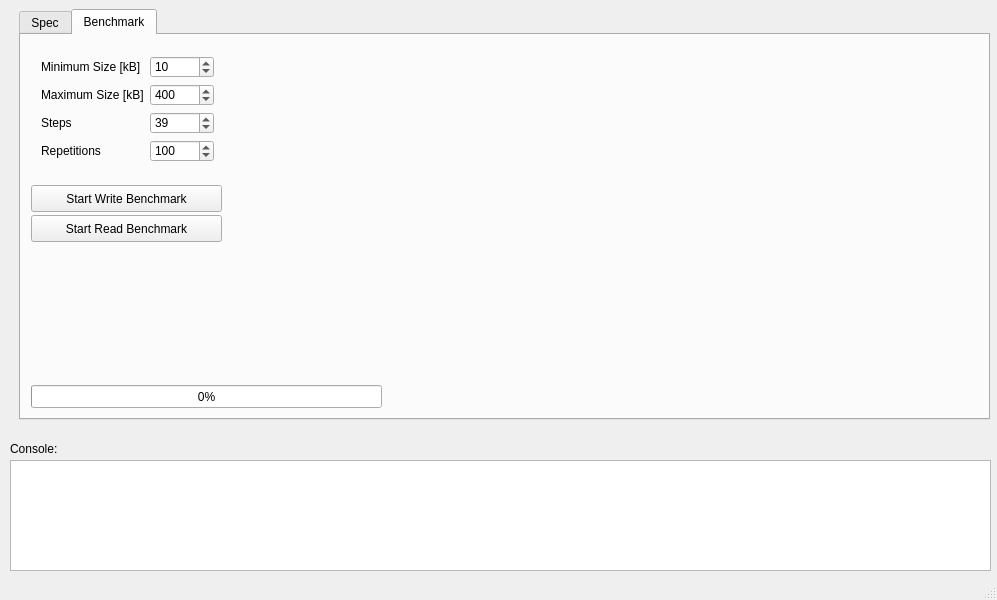
Qt form gui/YarrGui/yarrgui.ui (Yarr/Yarr) before a commit.
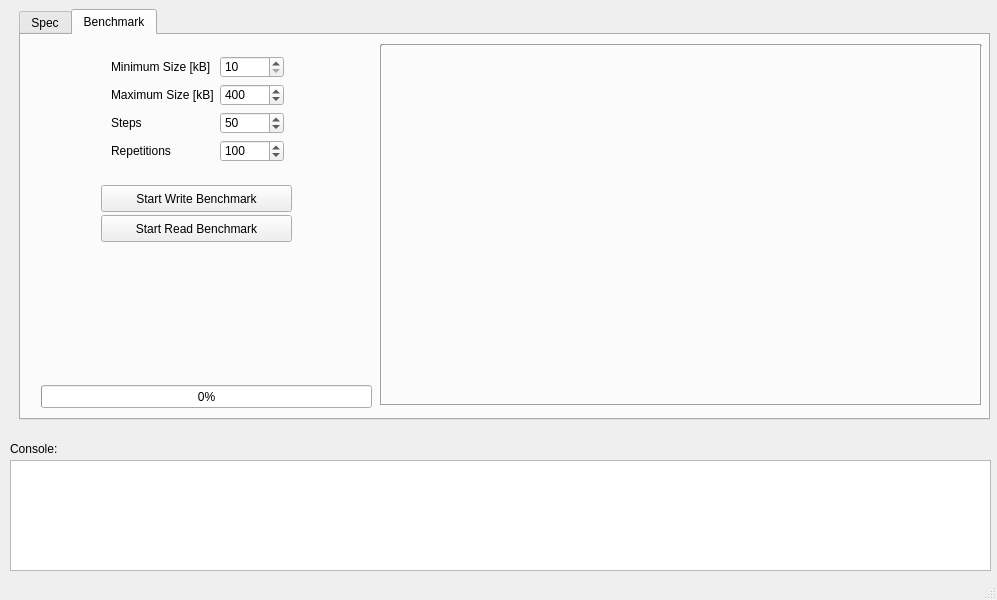
The same form after that commit. Custom widgets are drawn as their Qt base class.

Commit message: Finalizing look of benchmark. Functionality looks good.

Diff of the .ui file:
```diff
--- a/gui/YarrGui/yarrgui.ui
+++ b/gui/YarrGui/yarrgui.ui
@@ -202,7 +202,7 @@
      <widget class="QWidget" name="layoutWidget">
       <property name="geometry">
        <rect>
-        <x>9</x>
+        <x>79</x>
         <y>10</y>
         <width>195</width>
         <height>128</height>
@@ -239,7 +239,7 @@
           <number>1000</number>
          </property>
          <property name="value">
-          <number>39</number>
+          <number>50</number>
          </property>
         </widget>
        </item>
@@ -266,7 +266,7 @@
        <item row="0" column="1">
         <widget class="QSpinBox" name="minSize_spinBox">
          <property name="minimum">
-          <number>1</number>
+          <number>10</number>
          </property>
          <property name="maximum">
           <number>450</number>
@@ -274,15 +274,12 @@
          <property name="value">
           <number>10</number>
          </property>
-         <property name="displayIntegerBase">
-          <number>10</number>
-         </property>
         </widget>
        </item>
        <item row="1" column="1">
         <widget class="QSpinBox" name="maxSize_spinBox">
          <property name="minimum">
-          <number>1</number>
+          <number>10</number>
          </property>
          <property name="maximum">
           <number>450</number>
@@ -297,7 +294,7 @@
      <widget class="QPushButton" name="startWrite_button">
       <property name="geometry">
        <rect>
-        <x>10</x>
+        <x>80</x>
         <y>150</y>
         <width>191</width>
         <height>27</height>
@@ -310,9 +307,9 @@
      <widget class="QProgressBar" name="benchmark_progressBar">
       <property name="geometry">
        <rect>
-        <x>10</x>
+        <x>20</x>
         <y>350</y>
-        <width>351</width>
+        <width>331</width>
         <height>23</height>
        </rect>
       </property>
@@ -323,7 +320,7 @@
      <widget class="QPushButton" name="pushButton">
       <property name="geometry">
        <rect>
-        <x>10</x>
+        <x>80</x>
         <y>180</y>
         <width>191</width>
         <height>27</height>
@@ -333,6 +330,70 @@
        <string>Start Read Benchmark</string>
       </property>
      </widget>
+     <widget class="Line" name="plotFrame_line3">
+      <property name="geometry">
+       <rect>
+        <x>360</x>
+        <y>0</y>
+        <width>600</width>
+        <height>20</height>
+       </rect>
+      </property>
+      <property name="orientation">
+       <enum>Qt::Horizontal</enum>
+      </property>
+     </widget>
+     <widget class="Line" name="plotFrame_line2">
+      <property name="geometry">
+       <rect>
+        <x>350</x>
+        <y>10</y>
+        <width>21</width>
+        <height>360</height>
+       </rect>
+      </property>
+      <property name="orientation">
+       <enum>Qt::Vertical</enum>
+      </property>
+     </widget>
+     <widget class="Line" name="plotFrame_line4">
+      <property name="geometry">
+       <rect>
+        <x>950</x>
+        <y>10</y>
+        <width>20</width>
+        <height>360</height>
+       </rect>
+      </property>
+      <property name="orientation">
+       <enum>Qt::Vertical</enum>
+      </property>
+     </widget>
+     <widget class="Line" name="plotFrame_line1">
+      <property name="geometry">
+       <rect>
+        <x>360</x>
+        <y>360</y>
+        <width>600</width>
+        <height>20</height>
+       </rect>
+      </property>
+      <property name="layoutDirection">
+       <enum>Qt::LeftToRight</enum>
+      </property>
+      <property name="orientation">
+       <enum>Qt::Horizontal</enum>
+      </property>
+     </widget>
+     <zorder>benchmark_plot</zorder>
+     <zorder>layoutWidget</zorder>
+     <zorder>startWrite_button</zorder>
+     <zorder>benchmark_progressBar</zorder>
+     <zorder>startRead_button</zorder>
+     <zorder>plotFrame_line4</zorder>
+     <zorder>plotFrame_line3</zorder>
+     <zorder>plotFrame_line2</zorder>
+     <zorder>plotFrame_line1</zorder>
     </widget>
    </widget>
    <widget class="QTextEdit" name="console">
```
Left out of the diff: 2 changed lines with no effect on the pictures. The commit also changes 2 other files.
